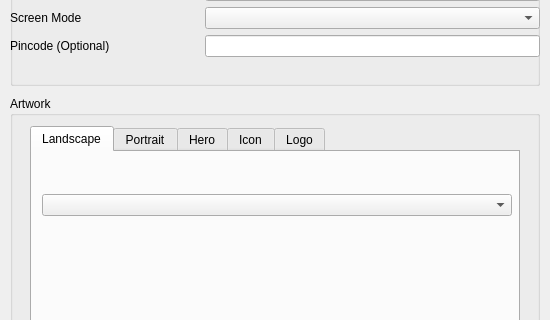
Qt form gui/ui/shortcutdialog.ui (streetpea/chiaki-ng) before a commit; both pictures show x 0 to 550 and y 94 to 414 of the 550 by 580 pixel window.
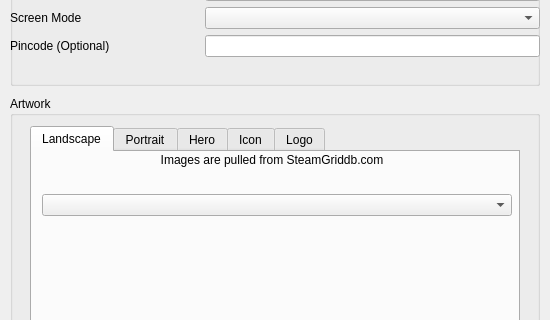
The same form after that commit.

Commit message: Add disclaimer for images

```diff
--- a/gui/ui/shortcutdialog.ui
+++ b/gui/ui/shortcutdialog.ui
@@ -136,6 +136,22 @@
      <attribute name="title">
       <string>Landscape</string>
      </attribute>
+     <widget class="QLabel" name="landscape_disclaimer">
+      <property name="geometry">
+       <rect>
+        <x>0</x>
+        <y>0</y>
+        <width>480</width>
+        <height>16</height>
+       </rect>
+      </property>
+      <property name="text">
+       <string>Images are pulled from SteamGriddb.com</string>
+      </property>
+      <property name="alignment">
+       <set>Qt::AlignCenter</set>
+      </property>
+     </widget>
      <widget class="QWidget" name="landscape_verticalLayoutWidget">
       <property name="geometry">
        <rect>
```
Left out of the diff: 64 changed lines with no effect on the pictures.
